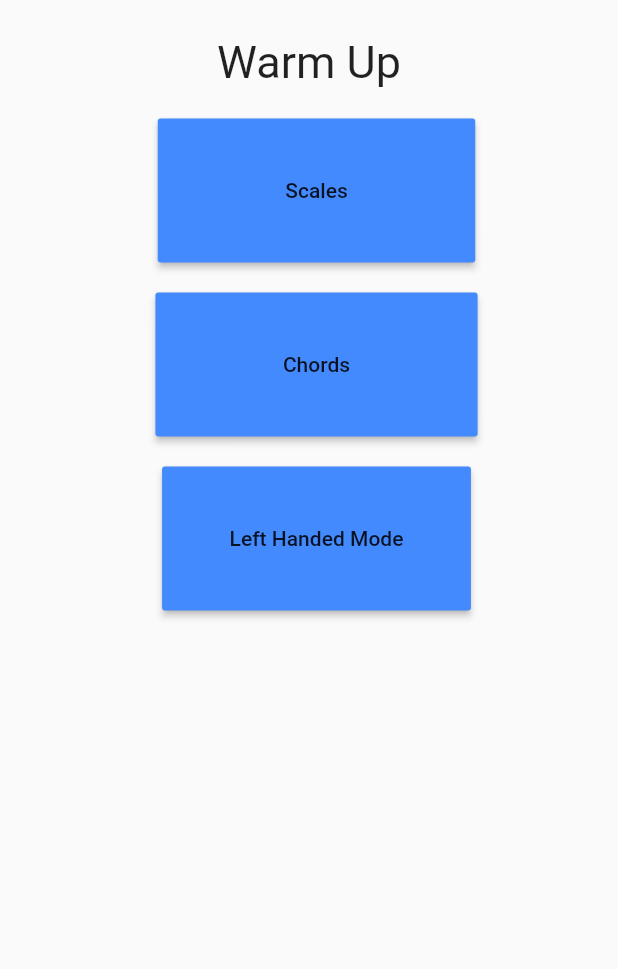
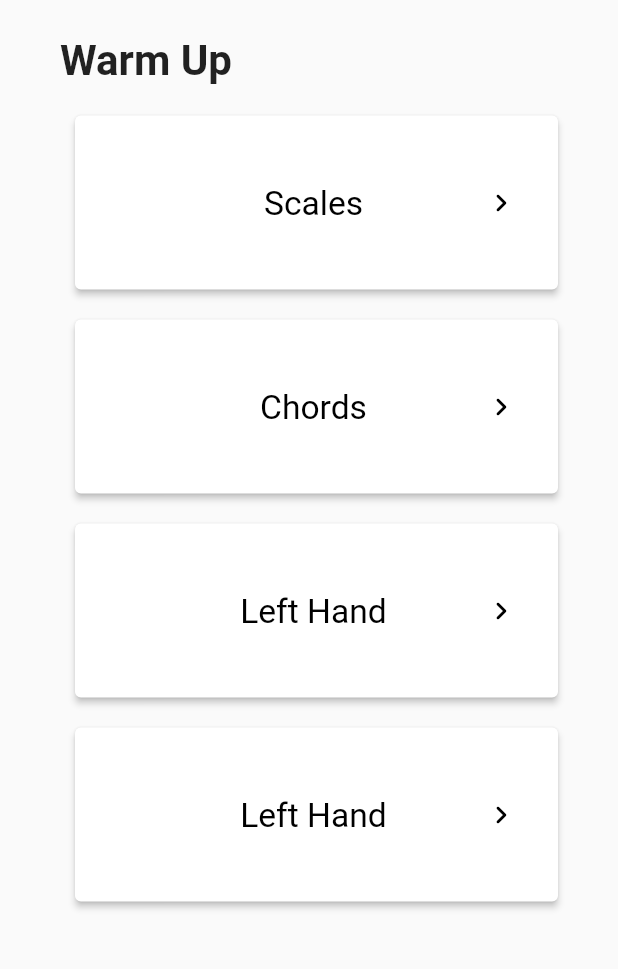
Before and after one commit to alextjones/Mobile_Final_Project, a Flutter app: the screen it shows after launch, after a tap on "Warm Up", on a phone screen of 412 x 824 dp, the part 126-1095 px from its top. Run offline on Flutter 3.47's test engine with Material 2 defaults, Android fonts, the phone set to English and light mode, and no system bars; our stand-ins replace audioplayers; network calls fail.

Commit message:
Unified UI components and linked pages together

```diff
--- /dev/null
+++ b/lib/common/thick_button.dart
@@ -0,0 +1,65 @@
+import 'package:flutter/material.dart';
+
+class ThickButton extends StatefulWidget {
+
+  final String text;
+  final VoidCallback onThickButtonPressed;
+  final Color pressedColor;
+
+  ThickButton({
+    Key key,
+    @required this.text,
+    @required this.onThickButtonPressed,
+    this.pressedColor,
+  }) : super(key: key);
+
+  _ThickButtonState createState() => _ThickButtonState();
+
+}
+
+class _ThickButtonState extends State<ThickButton> {
+  @override
+  Widget build(BuildContext context) {
+    return ElevatedButton(
+          style: ButtonStyle(
+            backgroundColor: MaterialStateProperty.resolveWith<Color>(
+                (Set<MaterialState> states) {
+                  if (states.contains(MaterialState.pressed))
+                    return widget.pressedColor != null? widget.pressedColor : Colors.blue;
+                  return Colors.white;
+                }
+            ),
+            foregroundColor: MaterialStateProperty.resolveWith<Color>(
+              (Set<MaterialState> states) {
+                if (states.contains(MaterialState.pressed))
+                  return Colors.white;
+                return Colors.black;
+              }
+            ),
+            elevation: MaterialStateProperty.all(2.0),
+          ),
+          onPressed: widget.onThickButtonPressed,
+          child:
+          Padding(
+            padding: EdgeInsets.fromLTRB(10, 45, 10, 45),
+            child: Row(
+            mainAxisAlignment: MainAxisAlignment.spaceBetween,
+            crossAxisAlignment: CrossAxisAlignment.center,
+            children: [
+              SizedBox(
+                width: 20,
+              ),
+              Text(
+                  widget.text,
+                style: TextStyle(
+                  fontSize: 22.4,
+                  fontWeight: FontWeight.normal,
+                ),
+              ),
+              Icon(Icons.chevron_right_rounded),
+            ],
+          ),
+      )
+    );
+  }
+}
--- a/lib/main.dart
+++ b/lib/main.dart
@@ -6,6 +6,7 @@ import 'package:audioplayers/audio_cache.dart';
 import 'package:flutter/foundation.dart';
 import 'package:flutter/material.dart';
 import 'common/level_title.dart';
+import 'common/thick_button.dart';
 import 'common/thin_button.dart';
 import 'common/top_nav.dart';
 
@@ -61,16 +62,16 @@ class _MainSelectionPageState extends State<MainSelectionPage>{
             shrinkWrap: true,
             children: <Widget>
             [
-
               Text(
                 "Fretless",
                 textAlign: TextAlign.left,
-                style: TextStyle(
-                  fontSize: 30,
+                style: TextStyle (
+                  fontSize: 28.0,
+                  fontWeight: FontWeight.bold,
                 ),
               ),
               SizedBox(
-                height:20,
+                height: 20,
               ),
 
               Text(
@@ -99,38 +100,33 @@ class _MainSelectionPageState extends State<MainSelectionPage>{
                 child: Column(
                   children: <Widget>[
 
-                    RaisedButton(
-                        child: Text('Warm Up'),
-                        padding: EdgeInsets.fromLTRB(78, 40, 78, 40),
-                        color: Colors.blueAccent,
-                        onPressed: () {
+                    ThickButton(
+                        text: 'Warm Up',
+                        onThickButtonPressed:() {
                           log("Pressed Warm up button (MainPage)");
                           Navigator.push(
                             context,
-                            MaterialPageRoute(builder: (context) => ActivitySelectionPage()),
+                            MaterialPageRoute(builder: (context) =>
+                                ActivitySelectionPage()),
                           );
                         }
                     ),
                     SizedBox(
                       height:20,
                     ),
-                    RaisedButton(
-                        child: Text('Tuner'),
-                        padding: EdgeInsets.fromLTRB(89, 40, 89, 40),
-                        color: Colors.blueAccent,
-                        onPressed: () {
-                          log("Pressed Tune button (MainPage)");
+                    ThickButton(
+                        text: 'Tuner',
+                        onThickButtonPressed:() {
+                          log("Pressed tuner button");
                         }
                     ),
                     SizedBox(
                       height:20,
                     ),
-                    RaisedButton(
-                        child: Text('Metronome'),
-                        padding: EdgeInsets.fromLTRB(70, 40, 70, 40),
-                        color: Colors.blueAccent,
-                        onPressed: () {
-                          log("Pressed Metronome button (MainPage)");
+                    ThickButton(
+                        text: 'Metronome',
+                        onThickButtonPressed:() {
+                          log("Pressed Metronome button ");
                         }
                     ),
                   ],
@@ -196,53 +192,58 @@ class ActivitySelectionPage extends StatelessWidget {
             shrinkWrap: true,
             children: <Widget>
             [
-
               Text(
                 "Warm Up",
-                textAlign: TextAlign.center,
-                style: TextStyle(
-                  fontSize: 30,
+                textAlign: TextAlign.left,
+                style: TextStyle (
+                  fontSize: 28.0,
+                  fontWeight: FontWeight.bold,
                 ),
               ),
               SizedBox(
-                height:20,
+                height: 20,
               ),
               Padding(
                 padding: EdgeInsets.only(left: 10.0),
                 child: Column(
                   children: <Widget>[
-                    RaisedButton(
-                        child: Text('Scales'),
-                        padding: EdgeInsets.fromLTRB(85, 40, 85, 40),
-                        color: Colors.blueAccent,
-                        onPressed: () {
-                          log("Pressed Scales button (SelectPage)");
+
+                    ThickButton(
+                        text: 'Scales',
+                        onThickButtonPressed:() {
+                          log("Pressed Warm up button (MainPage)");
                           Navigator.push(
                             context,
-                            MaterialPageRoute(builder: (context) => LevelSelectionPage(title: "Scales")),
+                            MaterialPageRoute(builder: (context) =>
+                                LevelSelectionPage(title: 'Scales')),
                           );
                         }
                     ),
                     SizedBox(
                       height:20,
                     ),
-                    RaisedButton(
-                        child: Text('Chords'),
-                        padding: EdgeInsets.fromLTRB(85, 40, 85, 40),
-                        color: Colors.blueAccent,
-                        onPressed: () {
-                          log("Pressed Chord button (SelectPage)");
+                    ThickButton(
+                        text: 'Chords',
+                        onThickButtonPressed:() {
+                          log("Pressed Chords button");
                         }
                     ),
                     SizedBox(
                       height:20,
                     ),
-                    RaisedButton(
-                        child: Text('Left Handed Mode'),
-                        padding: EdgeInsets.fromLTRB(45, 40, 45, 40),
-                        color: Colors.blueAccent,
-                        onPressed: () {
-                          log("Pressed left hand mode (selectPage");
+                    ThickButton(
+                        text: 'Left Hand',
+                        onThickButtonPressed:() {
+                          log("Pressed Left Hand button ");
+                        }
+                    ),
+                    SizedBox(
+                      height:20,
+                    ),
+                    ThickButton(
+                        text: 'Left Hand',
+                        onThickButtonPressed:() {
+                          log("Pressed Left Hand button ");
                         }
                     ),
                   ],
```
